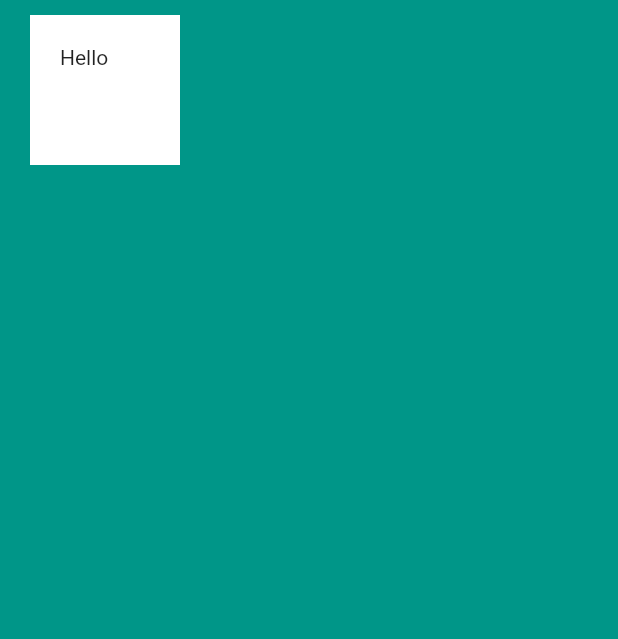
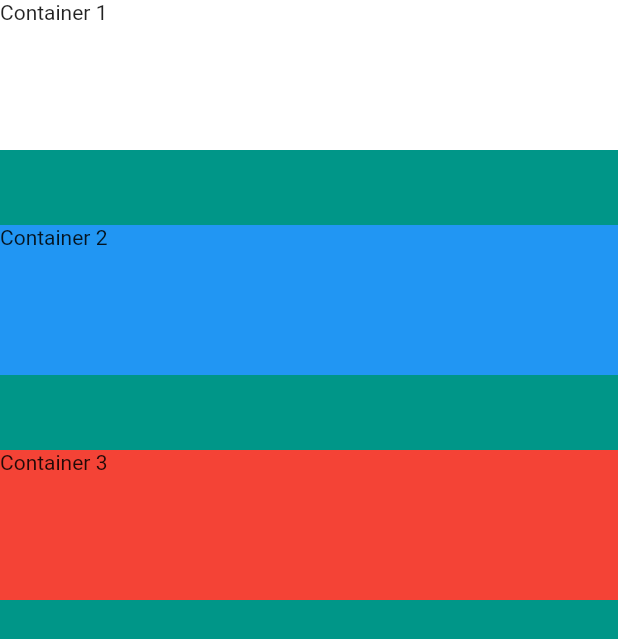
Before and after one commit to kidusmik/mi_card_app, a Flutter app: the screen it shows after launch, on a phone screen of 412 x 824 dp. Shown: the top 639 px of the screen. Run offline on Flutter 3.47's test engine with Material 2 defaults, Android fonts, the phone set to English and light mode, and no system bars.

Commit message:
Add column

```diff
--- a/lib/main.dart
+++ b/lib/main.dart
@@ -15,16 +15,48 @@ class MyApp extends StatelessWidget {
       home: Scaffold(
         backgroundColor: Colors.teal,
         body: SafeArea(
-          child: Container(
+          child: Column(
+            // mainAxisSize: MainAxisSize.min,
+            crossAxisAlignment: CrossAxisAlignment.stretch,
+            children: [
+              Container(
+                width: 100,
+                height: 100,
+                color: Colors.white,
+                child: const Text('Container 1'),
+              ),
+              const SizedBox(
+                height: 50,
+              ),
+              Container(
+                width: 100,
+                height: 100,
+                color: Colors.blue,
+                child: const Text('Container 2'),
+              ),
+              const SizedBox(
+                height: 50,
+              ),
+              Container(
+                width: 100,
+                height: 100,
+                color: Colors.red,
+                child: const Text('Container 3'),
+              ),
+            ],
+          ),
+        ),
+      ),
+    );
+  }
+}
+
+/*
+Container(
             width: 100,
             height: 100,
             margin: const EdgeInsets.symmetric(vertical: 10, horizontal: 20),
             padding: const EdgeInsets.all(20),
             color: Colors.white,
             child: const Text('Hello'),
-          ),
-        ),
-      ),
-    );
-  }
-}
+ */
```
